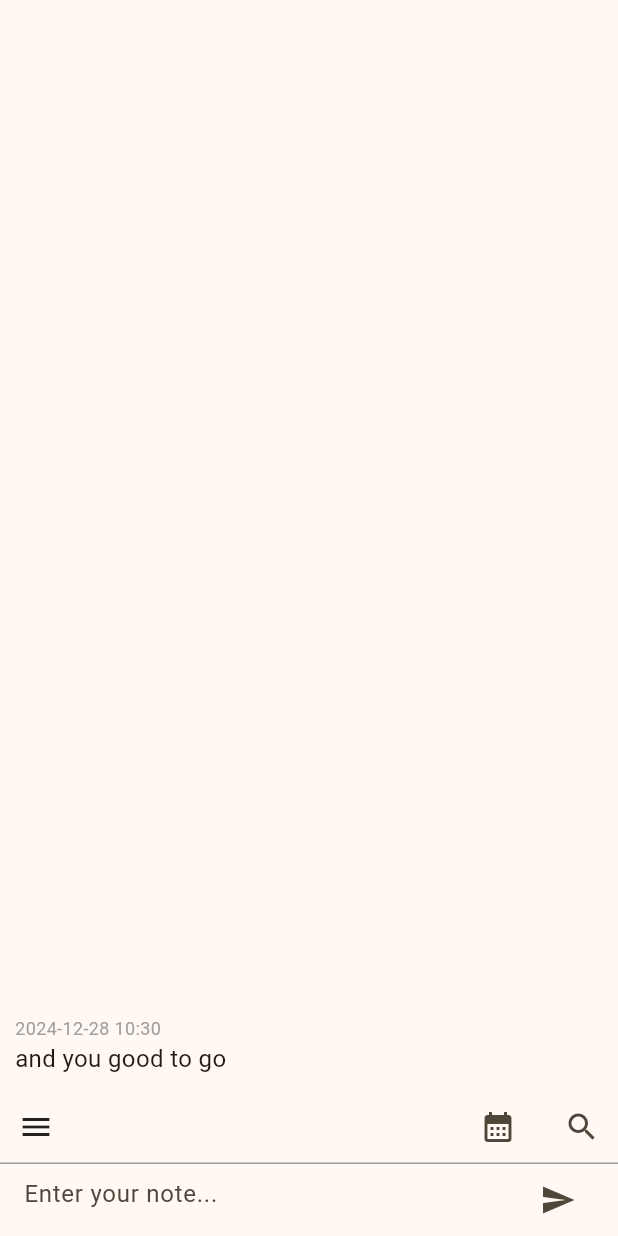
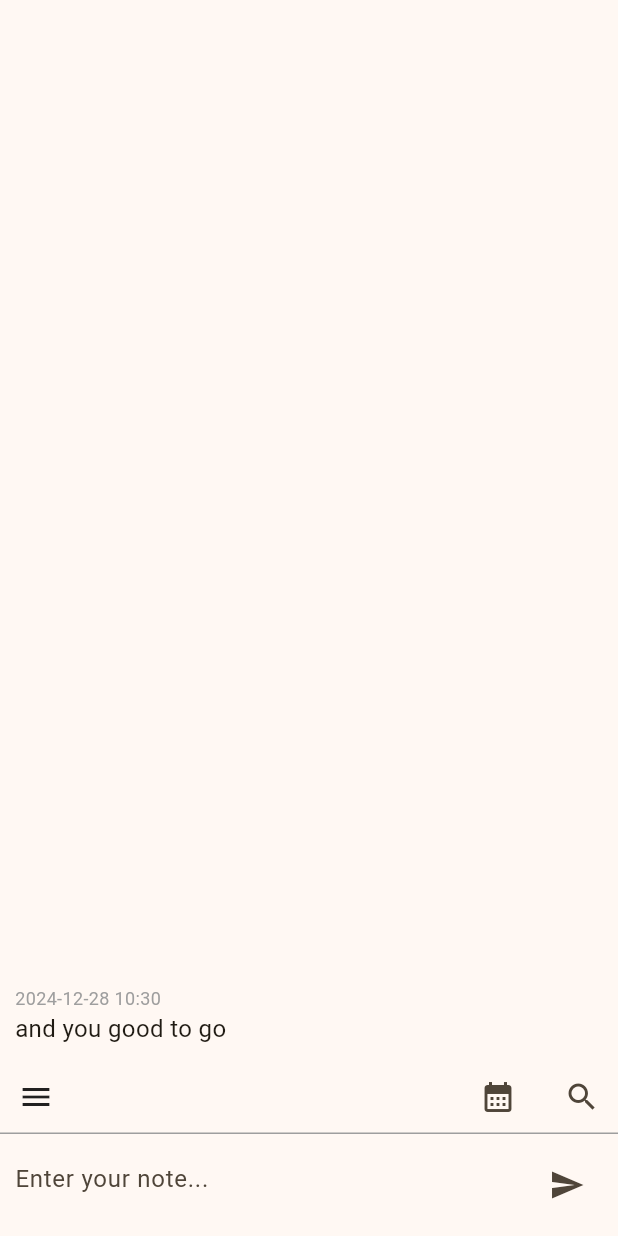
Before and after one commit to lumpsoid/octimemo, a Flutter app: the screen it shows after launch, on a phone screen of 412 x 824 dp. Run offline on Flutter 3.47's test engine with Material 3 defaults, Android fonts, the phone set to English and light mode, and no system bars; our stand-ins replace equatable, fast_immutable_collections, file_picker, flutter_bloc, fpdart, rxdart and 1 more; accounts and stored records are empty; generated files the repository leaves out were written again.

Commit message:
refactor: style of the global input

```diff
--- a/lib/notes_overview/widgets/global_input_field.dart
+++ b/lib/notes_overview/widgets/global_input_field.dart
@@ -30,6 +30,8 @@ class _GlobalInputFieldState extends State<GlobalInputField> {
 
   @override
   Widget build(BuildContext context) {
+    final l10n = context.l10n;
+
     return MultiBlocListener(
       listeners: [
         // clean the input field when the edited note is deleted
@@ -70,10 +72,8 @@ class _GlobalInputFieldState extends State<GlobalInputField> {
           return state.editingNoteId != 0;
         },
         builder: (context, isEditing) {
-          final l10n = context.l10n;
-
           return Container(
-            padding: const EdgeInsets.symmetric(horizontal: 16),
+            padding: const EdgeInsets.all(10),
             decoration: const BoxDecoration(
               border: Border(
                 top: BorderSide(width: 1.0, color: Colors.grey), // Top border
```
